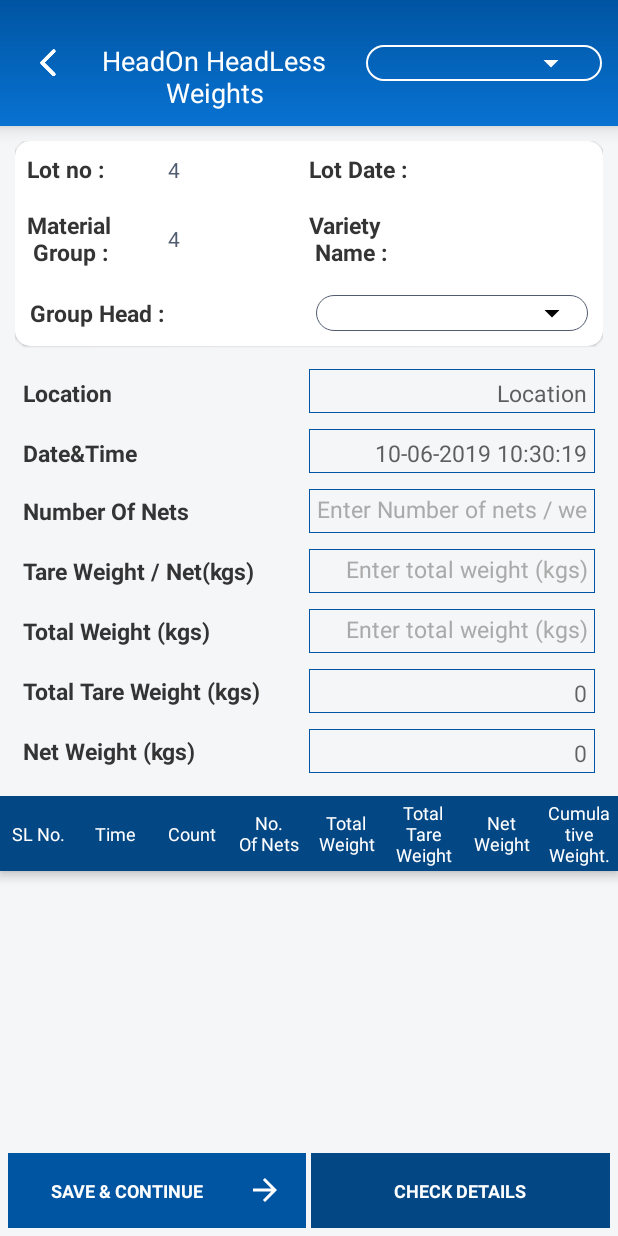
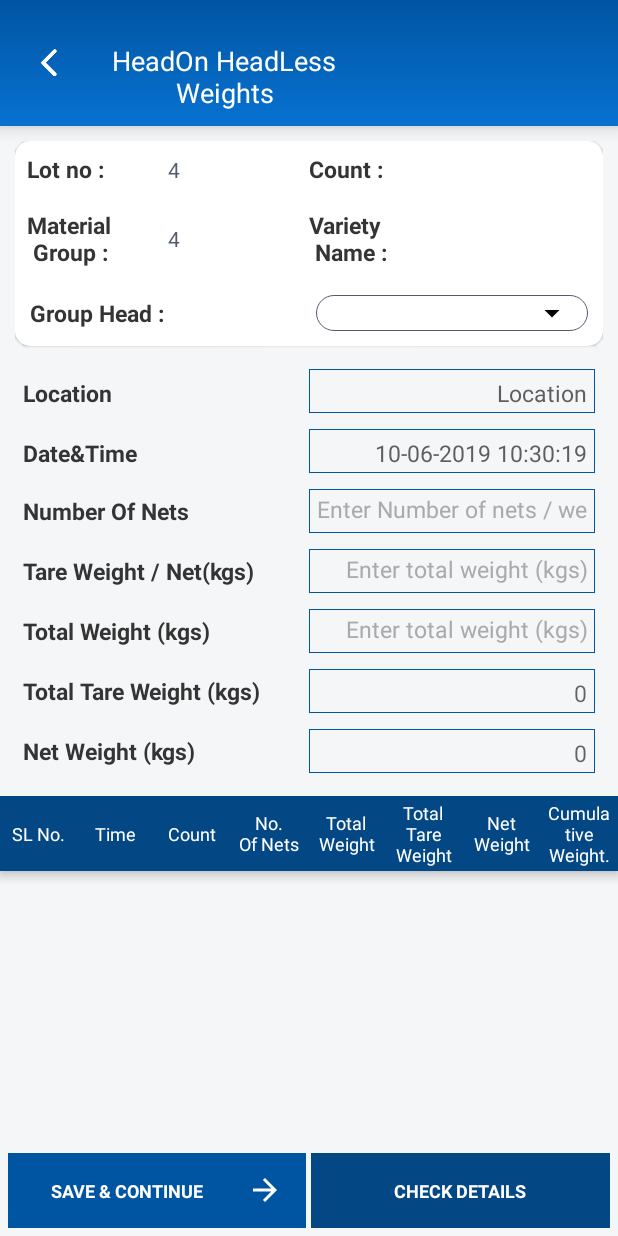
Before and after one commit to saiShamgar/AquaSolution, an Android app: the HOHL_weights screen opened directly, with no data from a screen before it, on a phone screen of 412 x 824 dp. Run offline under Robolectric (Android 15) with nearby library versions, the light colour scheme and no system bars; 6 statements that could not run were skipped.

Commit message:
HOHL changed count code

```diff
--- a/src/main/java/com/PG/testingapp/LoginActivity.java
+++ b/src/main/java/com/PG/testingapp/LoginActivity.java
@@ -52,8 +52,6 @@ public class LoginActivity extends BaseActivity  {
         btn_submit.setOnClickListener(new View.OnClickListener() {
             @Override
             public void onClick(View v) {
-//               Intent login = new Intent(LoginActivity.this, MenuActivity.class);
-//               startActivity(login);
                callService();
             }
         });
@@ -61,11 +59,10 @@ public class LoginActivity extends BaseActivity  {
     }
 
     private void callService() {
-
         if (AppUtils.isNetworkAvailable(mContext)){
             AppUtils.showCustomProgressDialog(mCustomProgressDialog,"Loading...");
             apiService= AppUrl.getApiClient().create(ApiService.class);
-            Call<LoginResponse> call=apiService.agentLogin(edt_user_name.getText().toString(),edt_password.getText().toString());
+            Call<LoginResponse> call=apiService.agentLogin(edt_user_name.getText().toString().trim(),edt_password.getText().toString().trim());
             call.enqueue(new Callback<LoginResponse>() {
                 @Override
                 public void onResponse(Call<LoginResponse> call, Response<LoginResponse> response) {
--- a/src/main/java/com/PG/testingapp/UI/HeadOnHeadLessGrading/HOHL_details_inserting.java
+++ b/src/main/java/com/PG/testingapp/UI/HeadOnHeadLessGrading/HOHL_details_inserting.java
@@ -108,7 +108,7 @@ public class HOHL_details_inserting extends BaseActivity {
             VAP_Total_Weight.add(String.valueOf(detaillsModels.get(i).getTotal_weight()));
             VAP_Total_Tare_Weight.add(String.valueOf(detaillsModels.get(i).getTotal_tare_weight()));
             VAP_Net_Weight.add(String.valueOf(detaillsModels.get(i).getNet_weight()));
-            Variety_Count_Code.add(detaillsModels.get(i).getGroup_person());
+           // Variety_Count_Code.add(detaillsModels.get(i).getGroup_person());
             VAP_Group_Emp_id.add(detaillsModels.get(i).getTeam_no());
 
             no_of_nets=no_of_nets+detaillsModels.get(i).getNo_of_nets();
@@ -158,7 +158,7 @@ public class HOHL_details_inserting extends BaseActivity {
                 VAP_Total_Tare_Weight,
                 VAP_Total_Weight,
                 date_time,
-                Variety_Count_Code,
+                processes_data.getVcc(),
                 VAP_Group_Emp_id,
                 processes_data.getLot_date(),
                 processes_data.getLotNo(),
@@ -167,7 +167,7 @@ public class HOHL_details_inserting extends BaseActivity {
 
         Gson gson = new Gson();
         String json = gson.toJson(jsonData);
-        Log.e("ft data ",json);
+        Log.e("hohl data ",json);
 
         AppUtils.showCustomProgressDialog(mCustomProgressDialog,"Loading...");
         apiService= AppUrl.getApiClient().create(ApiService.class);
--- a/src/main/java/com/PG/testingapp/UI/HeadOnHeadLessGrading/HOHL_weights.java
+++ b/src/main/java/com/PG/testingapp/UI/HeadOnHeadLessGrading/HOHL_weights.java
@@ -58,12 +58,12 @@ public class HOHL_weights extends BaseActivity implements View.OnClickListener,
 
     private TextView txt_value_edt_dts_weight_btn_save,txt_value_edt_weight_btn_complete,txt_value_edt_weight_date_time,
             txt_value_edt_weight_group_name,txt_value_edt_weight_total_tare_wt,txt_value_edt_weight_net_weight,txt_ftwt_det_materialGroupName
-            ,txt_ftwt_det_veriaty_name,txt_h_l_g_lot_no,txt_h_l_g_lot_date,txt_HOHL_weight_Location;
+            ,txt_ftwt_det_veriaty_name,txt_h_l_g_lot_no,txt_h_l_g_count,txt_HOHL_weight_Location;
     private RecyclerView value_edt_weight_recycler_view;
     private Toolbar toolbar;
     private ImageView back_button_val_edt_det;
     private EditText txt_value_edt_weight_no_nets,txt_value_edt_weight_tare_weight,edt_value_edt_total_weight_kgs;
-    private Spinner spinner_val_edt_det,spinner_HOHL_group_head;
+    private Spinner spinner_HOHL_group_head;
     private LinearLayout spinner_layout,spinner_layout_HOHL_groupHead;
     private Lot_details processes_data;
     private String TAG;
@@ -104,7 +104,7 @@ public class HOHL_weights extends BaseActivity implements View.OnClickListener,
         txt_value_edt_weight_btn_complete=findViewById(R.id.txt_HOHL_weight_btn_complete);
         value_edt_weight_recycler_view=findViewById(R.id.HOHL_weight_recycler_view);
         back_button_val_edt_det=findViewById(R.id.back_button_HOHL_d);
-        spinner_layout=findViewById(R.id.spinner_layout_HOHL);
+      //  spinner_layout=findViewById(R.id.spinner_layout_HOHL);
         spinner_layout_HOHL_groupHead=findViewById(R.id.spinner_layout_HOHL_groupHead);
         txt_ftwt_det_materialGroupName=findViewById(R.id.txt_MG_HOHL_d);
         txt_ftwt_det_veriaty_name=findViewById(R.id.txt_VN_HOHL_d);
@@ -118,15 +118,15 @@ public class HOHL_weights extends BaseActivity implements View.OnClickListener,
         txt_value_edt_weight_total_tare_wt=findViewById(R.id.txt_HOHL_weight_total_tare_wt);
         txt_value_edt_weight_net_weight=findViewById(R.id.txt_HOHL_weight_net_weight);
         txt_h_l_g_lot_no=findViewById(R.id.txt_lot_no_HOHL_d);
-        txt_h_l_g_lot_date=findViewById(R.id.txt_lot_date_HOHL_d);
+        txt_h_l_g_count=findViewById(R.id.txt_count_HOHL_d);
 
 
-        spinner_val_edt_det=findViewById(R.id.spinner_HOHL);
+      //  spinner_val_edt_det=findViewById(R.id.spinner_HOHL);
         spinner_HOHL_group_head=findViewById(R.id.spinner_HOHL_group_head);
 
-        setSpinner();
-        txt_h_l_g_lot_date.setText(AppUtils.dateFormat(processes_data.getLot_date()));
-        txt_h_l_g_lot_no.setText(processes_data.getLotNo());
+       setSpinner();
+        txt_h_l_g_count.setText(processes_data.getVariety_Count());
+        txt_h_l_g_lot_no.setText(processes_data.getLotNo()+"/"+AppUtils.dateFormat(processes_data.getLot_date()));
         txt_ftwt_det_materialGroupName.setText(processes_data.getMaterial_Group_Name());
         txt_ftwt_det_veriaty_name.setText(processes_data.getProduct_Variety_Name());
 
@@ -244,11 +244,11 @@ public class HOHL_weights extends BaseActivity implements View.OnClickListener,
     }
 
     private void setSpinner() {
-        final ArrayList<String> list = new ArrayList<>();
+      //  final ArrayList<String> list = new ArrayList<>();
         final ArrayList<String> list1 = new ArrayList<>();
 
-        list.clear();
-        list.add("Select count");
+//        list.clear();
+//        list.add("Select count");
         list1.clear();
         list1.add("Select Group Head");
         if (AppUtils.isNetworkAvailable(mContext)){
@@ -263,18 +263,18 @@ public class HOHL_weights extends BaseActivity implements View.OnClickListener,
                         if (response.body().getStatus().contains(AppConstant.MESSAGE)){
                             AppUtils.showToast(mContext,response.body().getMessage());
 
-                            for (int i=0;i<response.body().getCodes().size();i++){
-                                list.add(response.body().getCodes().get(i).getVcount());
-                            }
+//                            for (int i=0;i<response.body().getCodes().size();i++){
+//                                list.add(response.body().getCodes().get(i).getVcount());
+//                            }
 
                             for (int i=0;i<response.body().getGroup_Head().size();i++){
                                 list1.add(response.body().getGroup_Head().get(i).getEmp_Name());
                             }
-                            codes=response.body().getCodes();
+                         //   codes=response.body().getCodes();
                             groupHeads=response.body().getGroup_Head();
-                            countAdapter = new ArrayAdapter<String>(mContext, R.layout.show_count, list);
-                            spinner_val_edt_det.setVisibility(View.VISIBLE);
-                            spinner_val_edt_det.setAdapter(countAdapter);
+//                            countAdapter = new ArrayAdapter<String>(mContext, R.layout.show_count, list);
+//                            spinner_val_edt_det.setVisibility(View.VISIBLE);
+//                            spinner_val_edt_det.setAdapter(countAdapter);
 
                             groupHeadAdapter = new ArrayAdapter<String>(mContext, R.layout.show_count, list1);
                             spinner_HOHL_group_head.setVisibility(View.VISIBLE);
@@ -304,7 +304,7 @@ public class HOHL_weights extends BaseActivity implements View.OnClickListener,
             AppUtils.showToast(mContext,getString(R.string.error_network));
         }
 
-        spinner_val_edt_det.setOnItemSelectedListener(this);
+       // spinner_val_edt_det.setOnItemSelectedListener(this);
 
 
     }
@@ -324,7 +324,7 @@ public class HOHL_weights extends BaseActivity implements View.OnClickListener,
                                         @Override
                                         public void onClick(View v) {
 
-                                            count_code=codes.get(position-1).getVcode();
+                                          //  count_code=codes.get(position-1).getVcode();
                                             group_id=groupHeads.get(group_position-1).getEmp_id();
 
                                             ValueEditionDetaillsModel detaillsModel=new ValueEditionDetaillsModel();
@@ -334,8 +334,8 @@ public class HOHL_weights extends BaseActivity implements View.OnClickListener,
                                             detaillsModel.setTotal_tare_weight(Float.parseFloat(txt_value_edt_weight_total_tare_wt.getText().toString()));
                                             detaillsModel.setNet_weight(Float.parseFloat(txt_value_edt_weight_net_weight.getText().toString()));
                                             detaillsModel.setCummulative_weight(0);
-                                            detaillsModel.setCount_code(count);
-                                            detaillsModel.setGroup_person(count_code);
+                                            detaillsModel.setCount_code(processes_data.getVariety_Count());
+                                            detaillsModel.setGroup_person(processes_data.getVcc());
                                             detaillsModel.setTeam_no(group_id);
 
                                             valueEditionDetaillsModel.add(detaillsModel);
@@ -344,7 +344,7 @@ public class HOHL_weights extends BaseActivity implements View.OnClickListener,
                                             value_edt_weight_recycler_view.setLayoutManager(new LinearLayoutManager(getApplicationContext()));
                                         value_edt_weight_recycler_view.setAdapter(valueEditionDetailsAdapter);
                                             clearText();
-                                            spinner_val_edt_det.setSelection(position);
+                                           // spinner_val_edt_det.setSelection(position);
                                             spinner_HOHL_group_head.setSelection(group_position);
 
                                             edt_value_edt_total_weight_kgs.post(new Runnable() {
@@ -362,7 +362,7 @@ public class HOHL_weights extends BaseActivity implements View.OnClickListener,
                                     new View.OnClickListener() {
                                         @Override
                                         public void onClick(View v) {
-                                            count_code=codes.get(position-1).getVcode();
+                                        //    count_code=codes.get(position-1).getVcode();
                                             group_id=groupHeads.get(group_position-1).getEmp_id();
 
                                             ValueEditionDetaillsModel detaillsModel=new ValueEditionDetaillsModel();
@@ -372,8 +372,8 @@ public class HOHL_weights extends BaseActivity implements View.OnClickListener,
                                             detaillsModel.setTotal_tare_weight(Float.parseFloat(txt_value_edt_weight_total_tare_wt.getText().toString()));
                                             detaillsModel.setNet_weight(Float.parseFloat(txt_value_edt_weight_net_weight.getText().toString()));
                                             detaillsModel.setCummulative_weight(0);
-                                            detaillsModel.setCount_code(count);
-                                            detaillsModel.setGroup_person(count_code);
+                                            detaillsModel.setCount_code(processes_data.getVariety_Count());
+                                            detaillsModel.setGroup_person(processes_data.getVcc());
                                             detaillsModel.setTeam_no(group_id);
 
                                             valueEditionDetaillsModel.add(detaillsModel);
@@ -423,9 +423,9 @@ public class HOHL_weights extends BaseActivity implements View.OnClickListener,
 
     @Override
     public void onItemSelected(AdapterView<?> parent, View view, int position, long id) {
-        count=parent.getSelectedItem().toString();
+       // count=parent.getSelectedItem().toString();
        // count_code=codes.get(position).getVcode();
-        this.position=position;
+       // this.position=position;
     }
 
     @Override
--- a/src/main/java/com/PG/testingapp/model/LoginResponse.java
+++ b/src/main/java/com/PG/testingapp/model/LoginResponse.java
@@ -9,12 +9,15 @@ import java.util.List;
 public class LoginResponse {
 
     @SerializedName("status")
+    @Expose
     private String status;
 
     @SerializedName("message")
+    @Expose
     private String message;
 
     @SerializedName("data")
+    @Expose
     private LoginData data;
 
 
--- a/src/main/res/layout/activity_hohl_weights.xml
+++ b/src/main/res/layout/activity_hohl_weights.xml
@@ -46,25 +46,25 @@
 
 
 
-            <LinearLayout
-                android:id="@+id/spinner_layout_HOHL"
-                android:layout_width="0dp"
-                android:layout_weight="1.3"
-                android:layout_height="wrap_content"
-                android:background="@drawable/white_border"
-                android:layout_marginTop="@dimen/extra_large_30dp"
-                android:layout_marginRight="@dimen/margin_large"
-                android:layout_marginLeft="@dimen/margin_large"
-                android:layout_marginBottom="@dimen/card_radius_8dp"
-                android:layout_alignParentRight="true"
-                android:paddingRight="@dimen/margin_large">
-                <Spinner
-                    android:id="@+id/spinner_HOHL"
-                    android:layout_width="match_parent"
-                    android:layout_height="wrap_content"
-                    android:backgroundTint="@color/white">
-                </Spinner>
-            </LinearLayout>
+            <!--<LinearLayout-->
+                <!--android:id="@+id/spinner_layout_HOHL"-->
+                <!--android:layout_width="0dp"-->
+                <!--android:layout_weight="1.3"-->
+                <!--android:layout_height="wrap_content"-->
+                <!--android:background="@drawable/white_border"-->
+                <!--android:layout_marginTop="@dimen/extra_large_30dp"-->
+                <!--android:layout_marginRight="@dimen/margin_large"-->
+                <!--android:layout_marginLeft="@dimen/margin_large"-->
+                <!--android:layout_marginBottom="@dimen/card_radius_8dp"-->
+                <!--android:layout_alignParentRight="true"-->
+                <!--android:paddingRight="@dimen/margin_large">-->
+                <!--<Spinner-->
+                    <!--android:id="@+id/spinner_HOHL"-->
+                    <!--android:layout_width="match_parent"-->
+                    <!--android:layout_height="wrap_content"-->
+                    <!--android:backgroundTint="@color/white">-->
+                <!--</Spinner>-->
+            <!--</LinearLayout>-->
 
 
         </LinearLayout>
@@ -125,12 +125,12 @@
                                     android:layout_width="0dp"
                                     android:layout_weight="1"
                                     android:layout_height="wrap_content"
-                                    android:text="Lot Date :"
+                                    android:text="Count :"
                                     android:textSize="@dimen/t13_size"
                                     android:textStyle="bold"
                                     android:textColor="@color/color_text"/>
                                 <TextView
-                                    android:id="@+id/txt_lot_date_HOHL_d"
+                                    android:id="@+id/txt_count_HOHL_d"
                                     android:layout_width="0dp"
                                     android:layout_weight="1"
                                     android:layout_height="wrap_content"
```
Also changed, not shown: src/main/java/com/PG/testingapp/model/LoginData.java (+11 -0 lines), src/main/java/com/PG/testingapp/model/headOnHeadLessGrading/InsertDataHOHL.java (+4 -5 lines).
